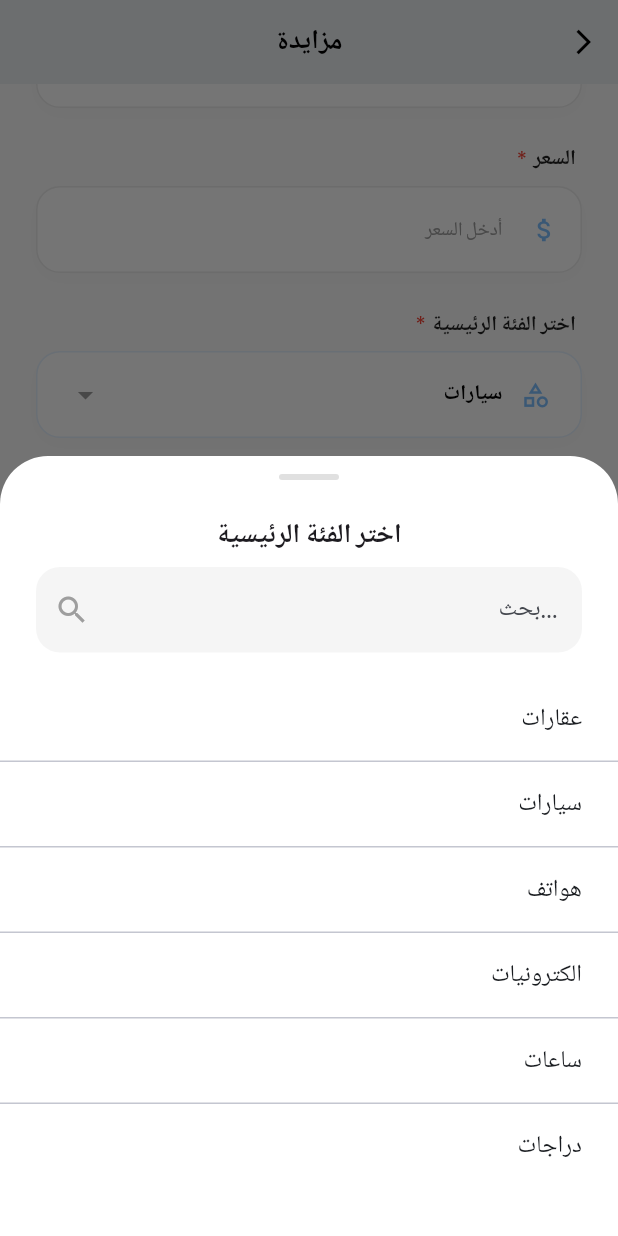
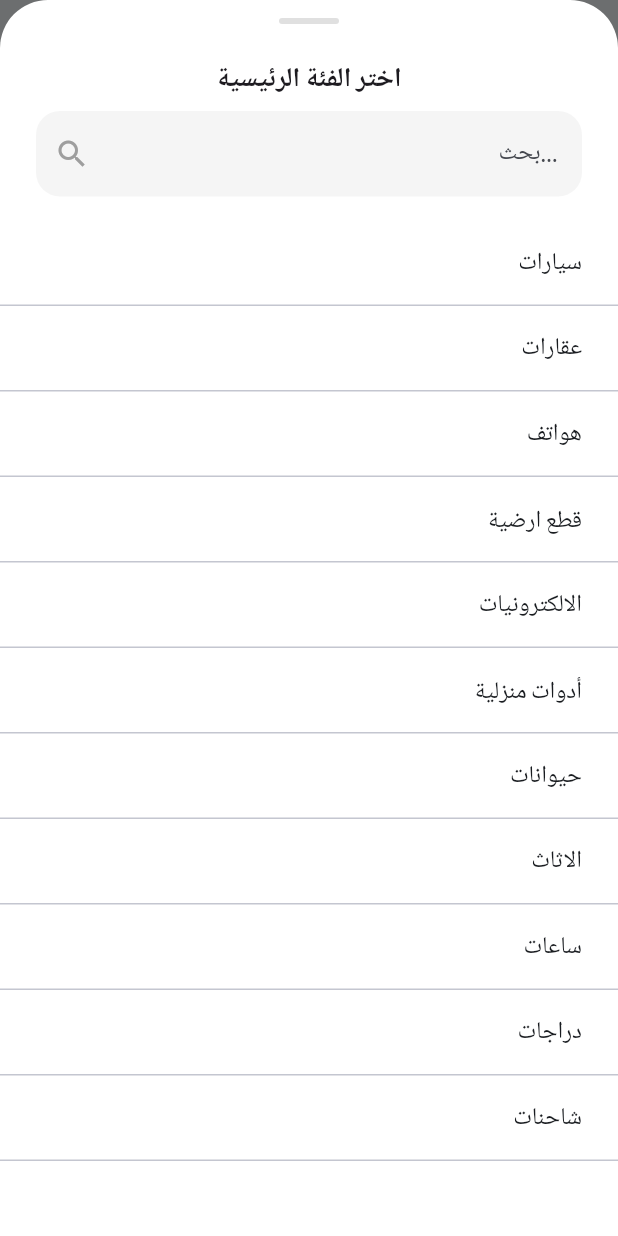
Before and after one commit to saadmedaly/MazadPay, a Flutter app: the CreateAdFormPage screen opened directly, scrolled down 429 dp, after a tap on "سيارات", on a phone screen of 412 x 824 dp. Run offline on Flutter 3.47's test engine with Material 3 defaults, Android fonts, the light colour scheme and no system bars; our stand-ins replace flutter_riverpod, font_awesome_flutter, google_fonts, riverpod_annotation, video_player; generated files the repository leaves out were written again.

Commit message:
Queleque modification bizare

```diff
--- a/lib/pages/create_ad_form_page.dart
+++ b/lib/pages/create_ad_form_page.dart
@@ -17,7 +17,7 @@ class _CreateAdFormPageState extends State<CreateAdFormPage> {
   final _priceController = TextEditingController();
 
   String _selectedMainCategory = 'سيارات';
-  String _selectedSubCategory = 'أجهزة منزلية';
+  String _selectedSubCategory = 'سيارات رباعية الدفع';
   String _selectedCity = 'مدريد';
   final List<String> _selectedImages = []; // List of assets or paths
 
@@ -278,6 +278,15 @@ class _CreateAdFormPageState extends State<CreateAdFormPage> {
     );
   }
 
+  static const Map<String, List<String>> _subCategoriesByMain = {
+    'سيارات': ['سيارات رباعية دفع', 'سيارات عادية', 'سيارات تاكسي', 'سيارات مضروبة', 'سيارات كهربائية'],
+    'عقارات': ['أجهزة منزلية', 'قطع أرضية', 'مستلزمات رجالية', 'مستلزمات نسائية', 'حيوانات', 'شاحنات', 'مواد ثقيلة', 'أرقام هاتف', 'ربّاخة', 'بيع مشاريع'],
+    'هواتف': ['أجهزة منزلية', 'قطع أرضية', 'مستلزمات رجالية', 'مستلزمات نسائية', 'حيوانات', 'شاحنات', 'مواد ثقيلة', 'أرقام هاتف', 'ربّاخة', 'بيع مشاريع'],
+    'الكترونيات': ['أجهزة منزلية', 'قطع أرضية', 'مستلزمات رجالية', 'مستلزمات نسائية', 'حيوانات', 'شاحنات', 'مواد ثقيلة', 'أرقام هاتف', 'ربّاخة', 'بيع مشاريع'],
+    'ساعات': ['أجهزة منزلية', 'قطع أرضية', 'مستلزمات رجالية', 'مستلزمات نسائية', 'حيوانات', 'شاحنات', 'مواد ثقيلة', 'أرقام هاتف', 'ربّاخة', 'بيع مشاريع'],
+    'دراجات': ['أجهزة منزلية', 'قطع أرضية', 'مستلزمات رجالية', 'مستلزمات نسائية', 'حيوانات', 'شاحنات', 'مواد ثقيلة', 'أرقام هاتف', 'ربّاخة', 'بيع مشاريع'],
+  };
+
   void _showCategorySheet(BuildContext context, bool isMain) {
     showModalBottomSheet(
       context: context,
@@ -286,8 +295,8 @@ class _CreateAdFormPageState extends State<CreateAdFormPage> {
       builder: (context) => _CategorySheet(
         title: isMain ? 'اختر الفئة الرئيسية' : 'اختر الفئة الفرعية',
         items: isMain
-          ? ['عقارات', 'سيارات', 'هواتف', 'الكترونيات', 'ساعات', 'دراجات']
-          : ['أجهزة منزلية', 'قطع أرضية', 'مستلزمات رجالية', 'مستلزمات نسائية', 'حيوانات', 'شاحنات', 'مواد ثقيلة', 'أرقام هاتف', 'ربّاخة', 'بيع مشاريع'],
+          ? ['سيارات', 'عقارات', 'هواتف', 'قطع ارضية', 'الالكترونيات', 'أدوات منزلية', 'حيوانات', 'الاثاث', 'ساعات', 'دراجات', 'شاحنات', 'رباخة', 'معدات ثقيلة', 'ارقام ذهبية']
+          : (_subCategoriesByMain[_selectedMainCategory] ?? ['أجهزة منزلية', 'قطع أرضية', 'مستلزمات رجالية', 'مستلزمات نسائية', 'حيوانات', 'شاحنات', 'مواد ثقيلة', 'أرقام هاتف', 'ربّاخة', 'بيع مشاريع']),
         onSelected: (val) {
           setState(() {
             if (isMain) {
@@ -320,12 +329,33 @@ class _CreateAdFormPageState extends State<CreateAdFormPage> {
   }
 }
 
-class _CategorySheet extends StatelessWidget {
+class _CategorySheet extends StatefulWidget {
   final String title;
   final List<String> items;
   final Function(String) onSelected;
 
   const _CategorySheet({required this.title, required this.items, required this.onSelected});
+
+  @override
+  State<_CategorySheet> createState() => _CategorySheetState();
+}
+
+class _CategorySheetState extends State<_CategorySheet> {
+  late List<String> _filtered;
+
+  @override
+  void initState() {
+    super.initState();
+    _filtered = widget.items;
+  }
+
+  void _onSearch(String query) {
+    setState(() {
+      _filtered = query.isEmpty
+          ? widget.items
+          : widget.items.where((item) => item.contains(query)).toList();
+    });
+  }
 
   @override
   Widget build(BuildContext context) {
@@ -344,7 +374,7 @@ class _CategorySheet extends StatelessWidget {
           Container(width: 40, height: 4, decoration: BoxDecoration(color: Colors.grey[300], borderRadius: BorderRadius.circular(2))),
           const SizedBox(height: 24),
           Text(
-            title,
+            widget.title,
             style: GoogleFonts.plusJakartaSans(fontSize: 18, fontWeight: FontWeight.bold),
           ),
           const SizedBox(height: 8),
@@ -352,6 +382,7 @@ class _CategorySheet extends StatelessWidget {
             padding: const EdgeInsets.symmetric(horizontal: 24),
             child: TextField(
               textAlign: TextAlign.right,
+              onChanged: _onSearch,
               decoration: InputDecoration(
                 hintText: 'بحث...',
                 prefixIcon: const Icon(Icons.search, color: Colors.grey),
@@ -365,11 +396,11 @@ class _CategorySheet extends StatelessWidget {
           Flexible(
             child: ListView.separated(
               shrinkWrap: true,
-              itemCount: items.length,
+              itemCount: _filtered.length,
               separatorBuilder: (context, index) => const Divider(height: 1),
               itemBuilder: (context, index) => ListTile(
-                title: Text(items[index], textAlign: TextAlign.right, style: GoogleFonts.plusJakartaSans(fontWeight: FontWeight.w500)),
-                onTap: () => onSelected(items[index]),
+                title: Text(_filtered[index], textAlign: TextAlign.right, style: GoogleFonts.plusJakartaSans(fontWeight: FontWeight.w500)),
+                onTap: () => widget.onSelected(_filtered[index]),
               ),
             ),
           ),
```
